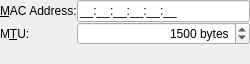
First picture: the form in libs/ui/wired.ui, repository KDE/networkmanagement, before the edit.
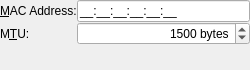
Second picture: the form after the edit.

Patch:
```diff
--- a/libs/ui/wired.ui
+++ b/libs/ui/wired.ui
@@ -6,7 +6,7 @@
     <x>0</x>
     <y>0</y>
     <width>250</width>
-    <height>64</height>
+    <height>70</height>
    </rect>
   </property>
   <property name="windowTitle" >
```
Left out of the diff: 8 changed lines with no effect on the pictures.
